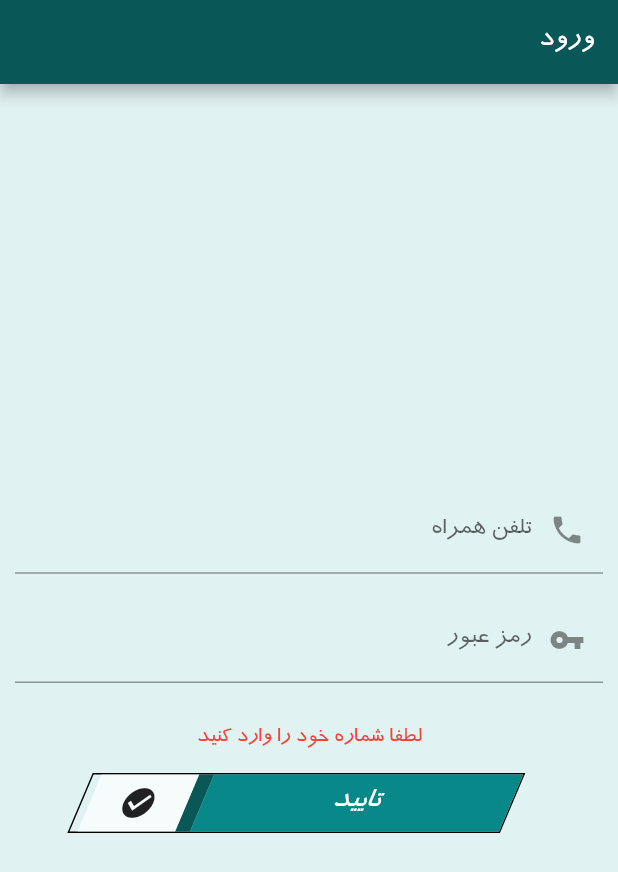
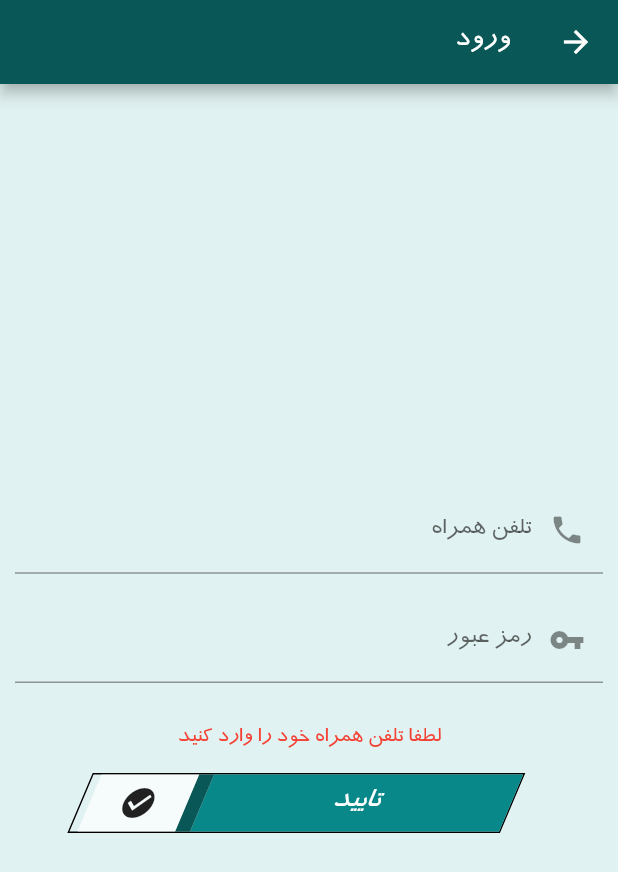
Before and after one commit to sobhan15/food, a Flutter app: the LogIn screen opened directly, after a tap on "تایید", on a phone screen of 412 x 824 dp. Shown: the top 872 px of the screen. Run offline on Flutter 3.47's test engine with Material 2 defaults, Android fonts, the phone set to English and light mode, and no system bars; our stand-ins replace flutter_rating_bar, pin_code_text_field; network calls fail.

Commit message:
adding files

```diff
--- a/lib/AppData.dart
+++ b/lib/AppData.dart
@@ -1 +1,2 @@
-String BaseUrl = "http://192.168.43.15:8000";
+//String BaseUrl = "http://192.168.43.15:8000";
+String BaseUrl = "http://sobhanm28.ir/brj_food/public";
--- a/lib/LogIn.dart
+++ b/lib/LogIn.dart
@@ -1,4 +1,7 @@
 import 'package:flutter/material.dart';
+import 'package:food/FoodList.dart';
+import 'AppData.dart' as AppData;
+import 'package:http/http.dart' as http;
 
 class LogIn extends StatefulWidget {
   @override
@@ -11,6 +14,11 @@ class _LogInState extends State<LogIn> {
 
   FocusNode phoneFocus;
   FocusNode passFocus;
+
+  bool waitForServer = false;
+  var txtError = "";
+
+  GlobalKey<ScaffoldState> _scaffoldKey = GlobalKey();
 
   @override
   void initState() {
@@ -49,6 +57,7 @@ class _LogInState extends State<LogIn> {
   @override
   Widget build(BuildContext context) {
     return Scaffold(
+      key: _scaffoldKey,
       appBar: AppBar(
         title: Text("ورود"),
         backgroundColor: Color(0xff095857),
@@ -61,16 +70,26 @@ class _LogInState extends State<LogIn> {
           child: Column(
             mainAxisAlignment: MainAxisAlignment.center,
             children: <Widget>[
-
-              txtFiled(phoneController,"تلفن همراه",Icons.phone,null,passFocus),
+              txtFiled(
+                  phoneController, "تلفن همراه", Icons.phone, null, passFocus),
               Text(""),
-              txtFiled(passController,"رمز عبور",Icons.vpn_key,null,null),
+              txtFiled(passController, "رمز عبور", Icons.vpn_key, null, null),
               Text(""),
               Text(""),
-              Text("لطفا شماره خود را وارد کنید",style: TextStyle(color: Colors.red),),
+              Text(
+                txtError,
+                style: TextStyle(color: Colors.red),
+              ),
+              Center(
+                child: waitForServer
+                    ? CircularProgressIndicator(
+                        valueColor: AlwaysStoppedAnimation(
+                            Theme.of(context).primaryColor),
+                        backgroundColor: Theme.of(context).accentColor,
+                      )
+                    : null,
+              ),
               Text(""),
-
-
               Transform(
                 transform: Matrix4.skew(-0.4, 0),
                 child: Container(
@@ -81,20 +100,72 @@ class _LogInState extends State<LogIn> {
                   child: Row(
                     children: <Widget>[
                       GestureDetector(
-                                onTap: () {
+                        onTap: () async {
+                          setState(() {
+                            txtError = "";
+                          });
+                          if (phoneController.text.isEmpty) {
+                            setState(() {
+                              txtError = "لطفا تلفن همراه خود را وارد کنید";
+                            });
+                          } else if (passController.text.length < 4) {
+                            setState(() {
+                              txtError = "رمز عبور حداقل 4 حرف می باشد";
+                            });
+                          } else {
+                            setState(() {
+                              waitForServer = true;
+                            });
+                            var link = "${AppData.BaseUrl}/logIn";
+                            var data = {
+                              "phone": phoneController.text,
+                              "password": passController.text
+                            };
+                            var response = await http.post(Uri.encodeFull(link),
+                                body: data);
+                            if (response.statusCode == 200) {
+                              setState(() {
+                                waitForServer = false;
+                              });
+                              print(response.body);
+                              if (response.body == "1") {
+                                _scaffoldKey.currentState.showSnackBar(SnackBar(
+                                  content: Text("شما با موفقیت وارد شدید"),
+                                  backgroundColor: Colors.green,
+                                ));
 
+                                Navigator.push(
+                                    context,
+                                    MaterialPageRoute(
+                                        builder: (context) => FoodList()));
+                              } else if (response.body == "0") {
+                                _scaffoldKey.currentState.showSnackBar(SnackBar(
+                                  backgroundColor: Colors.red,
+                                  content:
+                                      Text("شماره تلفن یا رمز عبور اشتباه است"),
+                                ));
+                              }
+                            } else {
+                              setState(() {
+                                waitForServer = false;
+                              });
+                              _scaffoldKey.currentState.showSnackBar(SnackBar(
+                                backgroundColor: Colors.orange,
+                                content: Text(
+                                    "در ارتباط با سرور مشکلی پیش آمد،لطفا بعدا امتحان کنید"),
+                              ));
+                            }
+                          }
                         },
                         child: Container(
                             alignment: Alignment.center,
-                                    width:
-                                        MediaQuery.of(context).size.width * 0.5,
-                                    height:
-                                        MediaQuery.of(context).size.height * 1,
+                            width: MediaQuery.of(context).size.width * 0.5,
+                            height: MediaQuery.of(context).size.height * 1,
                             color: Color(0xff09888A),
                             child: Text(
                               "تایید",
-                                      style: TextStyle(
-                                          fontSize: 20, color: Colors.white),
+                              style:
+                                  TextStyle(fontSize: 20, color: Colors.white),
                             )),
                       ),
                       Container(
@@ -103,8 +174,7 @@ class _LogInState extends State<LogIn> {
                         width: 10,
                       ),
                       Container(
-                                  width:
-                                      MediaQuery.of(context).size.width * 0.158,
+                          width: MediaQuery.of(context).size.width * 0.158,
                           alignment: Alignment.center,
                           color: Colors.white70,
                           height: MediaQuery.of(context).size.height * 1,
--- a/lib/main.dart
+++ b/lib/main.dart
@@ -30,7 +30,7 @@ class MyApp extends StatelessWidget {
         primarySwatch: Colors.blue,
         fontFamily: "IranSans"
       ),
-      home: LogIn()
+      home: FoodList()
     );
   }
 }
```
Also changed, not shown: lib/Basket.dart (+5 -3 lines), lib/FoodItem.dart (+13 -5 lines). Lines whose indentation alone changed are shown as unchanged.
